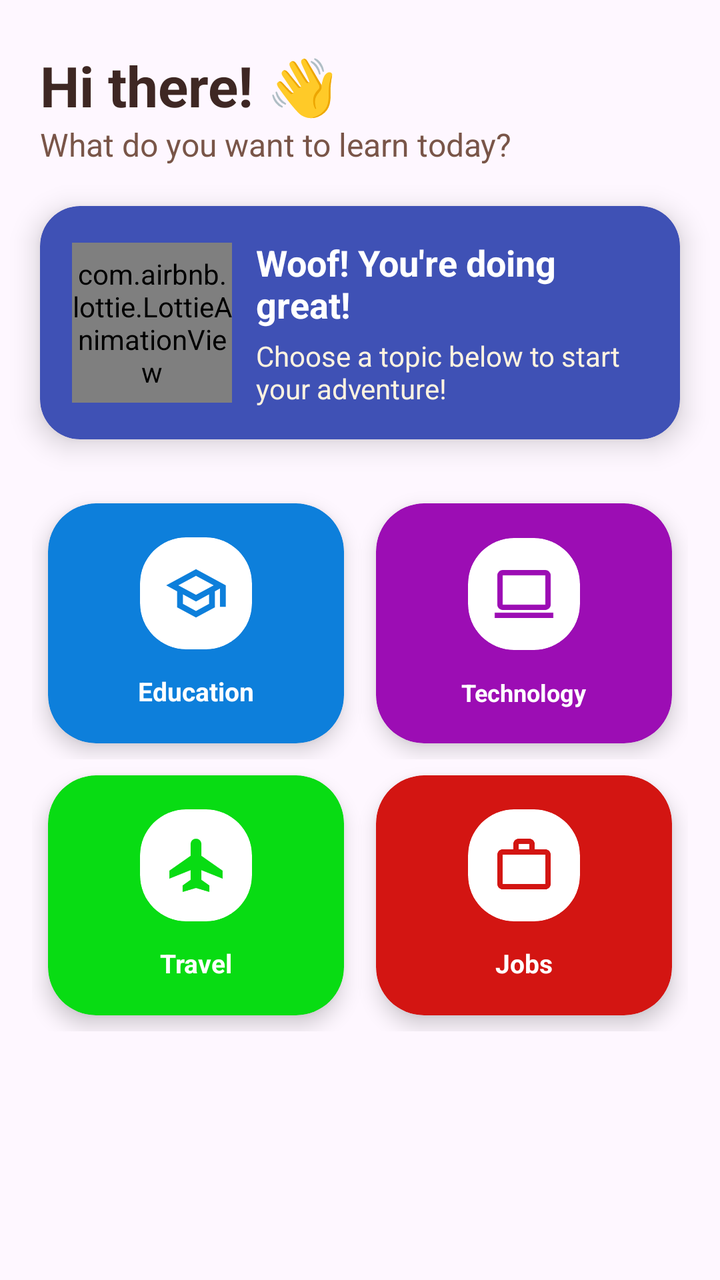
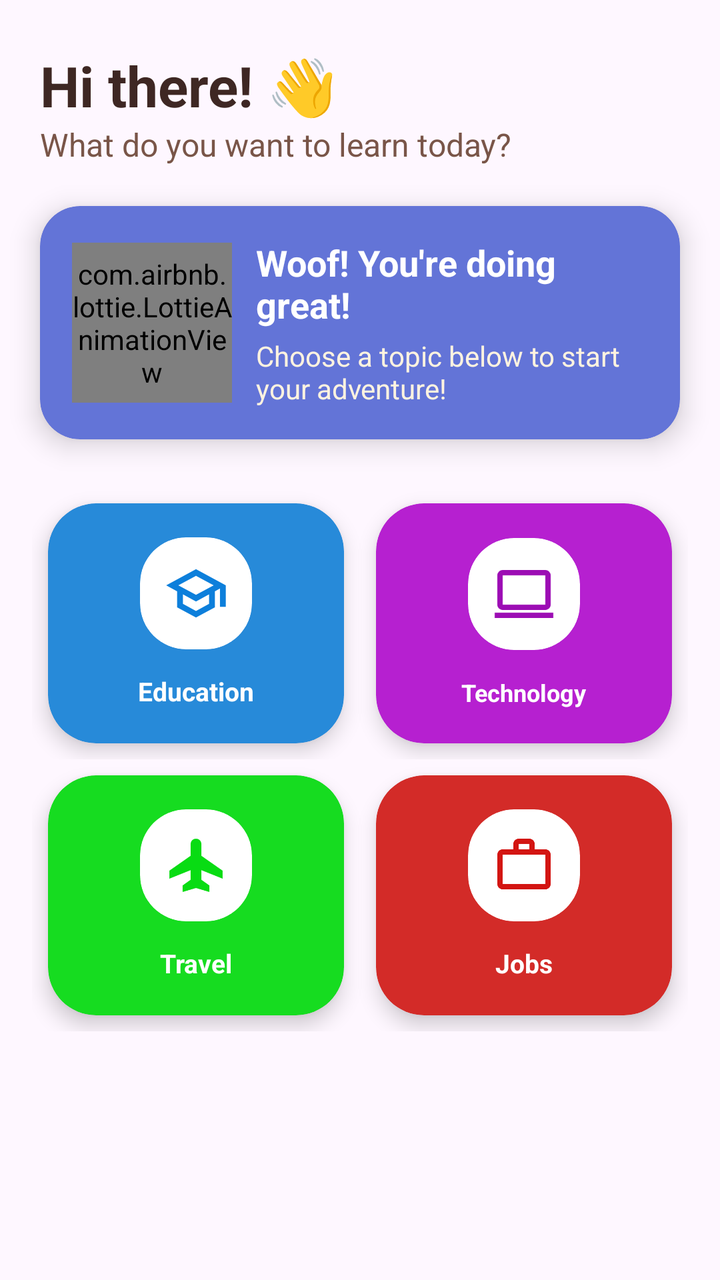

An Android layout rendered at two revisions. The XML below is the earlier revision; the diff shows what the commit changed to produce the second picture.
<!-- AndroidManifest.xml: application theme Theme.LingoEnglishApp -->
<!-- res/layout/fragment_home.xml -->
<LinearLayout android:layout_width="match_parent"
    android:layout_height="wrap_content"
    xmlns:app="http://schemas.android.com/apk/res-auto"
    android:orientation="vertical"
    android:paddingBottom="30dp"
    xmlns:android="http://schemas.android.com/apk/res/android">

    
    <LinearLayout
        android:layout_width="match_parent"
        android:layout_height="wrap_content"
        android:orientation="vertical"
        android:paddingHorizontal="20dp"
        android:paddingTop="24dp"
        android:paddingBottom="12dp">

        <TextView
            android:layout_width="wrap_content"
            android:layout_height="wrap_content"
            android:text="Hi there! 👋"
            android:textColor="@color/colorTextPrimary"
            android:textSize="28sp"
            android:textStyle="bold" />

        <TextView
            android:layout_width="wrap_content"
            android:layout_height="wrap_content"
            android:text="What do you want to learn today?"
            android:textColor="@color/colorTextSecondary"
            android:textSize="16sp" />
    </LinearLayout>

    
    <androidx.cardview.widget.CardView
        android:layout_width="match_parent"
        android:layout_height="wrap_content"
        android:layout_marginHorizontal="20dp"
        android:layout_marginTop="8dp"
        android:layout_marginBottom="24dp"
        app:cardBackgroundColor="@color/colorPrimary"
        app:cardCornerRadius="20dp"
        app:cardElevation="8dp">

        <LinearLayout
            android:layout_width="match_parent"
            android:layout_height="wrap_content"
            android:gravity="center_vertical"
            android:orientation="horizontal"
            android:padding="16dp">

            
            <com.airbnb.lottie.LottieAnimationView
                android:layout_width="80dp"
                android:layout_height="80dp"
                app:lottie_autoPlay="true"
                app:lottie_loop="true"
                app:lottie_rawRes="@raw/corgi_animation3" />

            <LinearLayout
                android:layout_width="match_parent"
                android:layout_height="wrap_content"
                android:layout_marginStart="12dp"
                android:orientation="vertical">

                <TextView
                    android:layout_width="wrap_content"
                    android:layout_height="wrap_content"
                    android:text="Woof! You're doing great!"
                    android:textColor="@color/white"
                    android:textSize="18sp"
                    android:textStyle="bold" />

                <TextView
                    android:layout_width="wrap_content"
                    android:layout_height="wrap_content"
                    android:layout_marginTop="4dp"
                    android:text="Choose a topic below to start your adventure!"
                    android:textColor="#FFF3E0"
                    android:textSize="14sp" />
            </LinearLayout>
        </LinearLayout>
    </androidx.cardview.widget.CardView>

    
    <LinearLayout
        android:layout_width="match_parent"
        android:layout_height="wrap_content"
        android:orientation="horizontal"
        android:paddingHorizontal="16dp"
        android:weightSum="2">

        
        <androidx.cardview.widget.CardView
            android:id="@+id/cardEducation"
            android:layout_width="0dp"
            android:layout_height="120dp"
            android:layout_margin="8dp"
            android:layout_weight="1"
            app:cardBackgroundColor="@color/colorEducation"
            app:cardCornerRadius="24dp"
            app:cardElevation="6dp">

            <LinearLayout
                android:layout_width="match_parent"
                android:layout_height="match_parent"
                android:gravity="center"
                android:orientation="vertical"
                android:padding="16dp">

                <androidx.cardview.widget.CardView
                    android:layout_width="56dp"
                    android:layout_height="56dp"
                    app:cardBackgroundColor="@color/white"
                    app:cardCornerRadius="23dp"
                    app:cardElevation="0dp">
                    <ImageView
                        android:layout_width="match_parent"
                        android:layout_height="match_parent"
                        android:padding="12dp"
                        android:src="@drawable/ic_education"
                        app:tint="@color/colorEducation" />
                </androidx.cardview.widget.CardView>

                <TextView
                    android:layout_width="wrap_content"
                    android:layout_height="wrap_content"
                    android:layout_marginTop="12dp"
                    android:text="Education"
                    android:textColor="@color/white"
                    android:textSize="13sp"
                    android:textStyle="bold" />
            </LinearLayout>
        </androidx.cardview.widget.CardView>

        
        <androidx.cardview.widget.CardView
            android:id="@+id/cardTech"
            android:layout_width="0dp"
            android:layout_height="120dp"
            android:layout_margin="8dp"
            android:layout_weight="1"
            app:cardBackgroundColor="@color/colorTech"
            app:cardCornerRadius="24dp"
            app:cardElevation="6dp">

            <LinearLayout
                android:layout_width="match_parent"
                android:layout_height="match_parent"
                android:gravity="center"
                android:orientation="vertical"
                android:padding="16dp">

                <androidx.cardview.widget.CardView
                    android:layout_width="56dp"
                    android:layout_height="56dp"
                    app:cardBackgroundColor="@color/white"
                    app:cardCornerRadius="23dp"
                    app:cardElevation="0dp">
                    <ImageView
                        android:layout_width="match_parent"
                        android:layout_height="match_parent"
                        android:padding="12dp"
                        android:src="@drawable/ic_tech"
                        app:tint="@color/colorTech" />
                </androidx.cardview.widget.CardView>

                <TextView
                    android:layout_width="wrap_content"
                    android:layout_height="wrap_content"
                    android:layout_marginTop="13dp"
                    android:text="Technology"
                    android:textColor="@color/white"
                    android:textSize="12sp"
                    android:textStyle="bold" />
            </LinearLayout>
        </androidx.cardview.widget.CardView>
    </LinearLayout>

    
    <LinearLayout
        android:layout_width="match_parent"
        android:layout_height="wrap_content"
        android:orientation="horizontal"
        android:paddingHorizontal="16dp"
        android:weightSum="2">

        
        <androidx.cardview.widget.CardView
            android:id="@+id/cardTravel"
            android:layout_width="0dp"
            android:layout_height="120dp"
            android:layout_margin="8dp"
            android:layout_weight="1"
            app:cardBackgroundColor="@color/colorTravel"
            app:cardCornerRadius="24dp"
            app:cardElevation="6dp">

            <LinearLayout
                android:layout_width="match_parent"
                android:layout_height="match_parent"
                android:gravity="center"
                android:orientation="vertical"
                android:padding="16dp">

                <androidx.cardview.widget.CardView
                    android:layout_width="56dp"
                    android:layout_height="56dp"
                    app:cardBackgroundColor="@color/white"
                    app:cardCornerRadius="23dp"
                    app:cardElevation="0dp">
                    <ImageView
                        android:layout_width="match_parent"
                        android:layout_height="match_parent"
                        android:padding="12dp"
                        android:src="@drawable/ic_travel"
                        app:tint="@color/colorTravel" />
                </androidx.cardview.widget.CardView>

                <TextView
                    android:layout_width="wrap_content"
                    android:layout_height="wrap_content"
                    android:layout_marginTop="12dp"
                    android:text="Travel"
                    android:textColor="@color/white"
                    android:textSize="13sp"
                    android:textStyle="bold" />
            </LinearLayout>
        </androidx.cardview.widget.CardView>

        
        <androidx.cardview.widget.CardView
            android:id="@+id/cardJob"
            android:layout_width="0dp"
            android:layout_height="120dp"
            android:layout_margin="8dp"
            android:layout_weight="1"
            app:cardBackgroundColor="@color/colorJob"
            app:cardCornerRadius="24dp"
            app:cardElevation="6dp">

            <LinearLayout
                android:layout_width="match_parent"
                android:layout_height="match_parent"
                android:gravity="center"
                android:orientation="vertical"
                android:padding="16dp">

                <androidx.cardview.widget.CardView
                    android:layout_width="56dp"
                    android:layout_height="56dp"
                    app:cardBackgroundColor="@color/white"
                    app:cardCornerRadius="23dp"
                    app:cardElevation="0dp">
                    <ImageView
                        android:layout_width="match_parent"
                        android:layout_height="match_parent"
                        android:padding="12dp"
                        android:src="@drawable/ic_job"
                        app:tint="@color/colorJob" />
                </androidx.cardview.widget.CardView>

                <TextView
                    android:layout_width="wrap_content"
                    android:layout_height="wrap_content"
                    android:layout_marginTop="12dp"
                    android:text="Jobs"
                    android:textColor="@color/white"
                    android:textSize="13sp"
                    android:textStyle="bold" />
            </LinearLayout>
        </androidx.cardview.widget.CardView>
    </LinearLayout>
</LinearLayout>
<!-- resources referenced by this layout -->
<resources>
  <color name="colorEducation">#0D7FDB</color>
  <color name="colorJob">#D31512</color>
  <color name="colorPrimary">#3F51B5</color>
  <color name="colorTech">#9C0DB4</color>
  <color name="colorTextPrimary">#3E2723</color>
  <color name="colorTextSecondary">#795548</color>
  <color name="colorTravel">#08DC13</color>
  <color name="white">#FFFFFF</color>
  <!-- drawable ic_education (drawable) -->
  <vector xmlns:android="http://schemas.android.com/apk/res/android"
      android:width="24dp"
      android:height="24dp"
      android:viewportWidth="960"
      android:viewportHeight="960">
    <path
        android:pathData="M480,843.35 L196.65,689.91v-240L33.07,360 480,116.41 926.93,360v323.59h-87.41v-275.52l-76.17,41.84v240L480,843.35ZM480,503.22L745.15,360 480,216.78 214.85,360 480,503.22ZM480,743.98 L675.93,638.13v-141.91L480,603.59 284.07,496.22v141.91L480,743.98ZM480,503.22ZM480,596.57ZM480,596.57Z"
        android:fillColor="#EA3323"/>
  </vector>
  <!-- drawable ic_job (drawable) -->
  <vector xmlns:android="http://schemas.android.com/apk/res/android"
      android:width="24dp"
      android:height="24dp"
      android:viewportWidth="960"
      android:viewportHeight="960">
    <path
        android:pathData="M160,840q-33,0 -56.5,-23.5T80,760v-440q0,-33 23.5,-56.5T160,240h160v-80q0,-33 23.5,-56.5T400,80h160q33,0 56.5,23.5T640,160v80h160q33,0 56.5,23.5T880,320v440q0,33 -23.5,56.5T800,840L160,840ZM160,760h640v-440L160,320v440ZM400,240h160v-80L400,160v80ZM160,760v-440,440Z"
        android:fillColor="#EA3323"/>
  </vector>
  <!-- drawable ic_tech (drawable) -->
  <vector xmlns:android="http://schemas.android.com/apk/res/android"
      android:width="24dp"
      android:height="24dp"
      android:viewportWidth="960"
      android:viewportHeight="960">
    <path
        android:pathData="M40,840v-80h880v80L40,840ZM160,720q-33,0 -56.5,-23.5T80,640v-440q0,-33 23.5,-56.5T160,120h640q33,0 56.5,23.5T880,200v440q0,33 -23.5,56.5T800,720L160,720ZM160,640h640v-440L160,200v440ZM160,640v-440,440Z"
        android:fillColor="#EA3323"/>
  </vector>
  <!-- drawable ic_travel (drawable) -->
  <vector xmlns:android="http://schemas.android.com/apk/res/android"
      android:width="24dp"
      android:height="24dp"
      android:viewportWidth="960"
      android:viewportHeight="960">
    <path
        android:pathData="M280,880v-100l120,-84v-144L80,680v-120l320,-224v-176q0,-33 23.5,-56.5T480,80q33,0 56.5,23.5T560,160v176l320,224v120L560,552v144l120,84v100l-200,-60 -200,60Z"
        android:fillColor="#EA3323"/>
  </vector>
  <style name="Theme.LingoEnglishApp" parent="Base.Theme.LingoEnglishApp" />
  <style name="Base.Theme.LingoEnglishApp" parent="Theme.Material3.DayNight.NoActionBar">
          
          
      </style>
</resources>

<!-- the commit's change to res/layout/fragment_home.xml (unified diff, before → after) -->
@@ -37,7 +37,7 @@
         android:layout_marginHorizontal="20dp"
         android:layout_marginTop="8dp"
         android:layout_marginBottom="24dp"
-        app:cardBackgroundColor="@color/colorPrimary"
+        app:cardBackgroundColor="#6374D7"
         app:cardCornerRadius="20dp"
         app:cardElevation="8dp">
 
@@ -96,7 +96,7 @@
             android:layout_height="120dp"
             android:layout_margin="8dp"
             android:layout_weight="1"
-            app:cardBackgroundColor="@color/colorEducation"
+            app:cardBackgroundColor="#278AD9"
             app:cardCornerRadius="24dp"
             app:cardElevation="6dp">
 
@@ -139,7 +139,7 @@
             android:layout_height="120dp"
             android:layout_margin="8dp"
             android:layout_weight="1"
-            app:cardBackgroundColor="@color/colorTech"
+            app:cardBackgroundColor="#B620D0"
             app:cardCornerRadius="24dp"
             app:cardElevation="6dp">
 
@@ -191,7 +191,7 @@
             android:layout_height="120dp"
             android:layout_margin="8dp"
             android:layout_weight="1"
-            app:cardBackgroundColor="@color/colorTravel"
+            app:cardBackgroundColor="#16DC20"
             app:cardCornerRadius="24dp"
             app:cardElevation="6dp">
 
@@ -234,7 +234,7 @@
             android:layout_height="120dp"
             android:layout_margin="8dp"
             android:layout_weight="1"
-            app:cardBackgroundColor="@color/colorJob"
+            app:cardBackgroundColor="#D32B28"
             app:cardCornerRadius="24dp"
             app:cardElevation="6dp">
 
<!-- resource entries referenced after the edit -->
@@ -2,7 +2,6 @@
 <resources>
   <color name="colorEducation">#0D7FDB</color>
   <color name="colorJob">#D31512</color>
-  <color name="colorPrimary">#3F51B5</color>
   <color name="colorTech">#9C0DB4</color>
   <color name="colorTextPrimary">#3E2723</color>
   <color name="colorTextSecondary">#795548</color>
